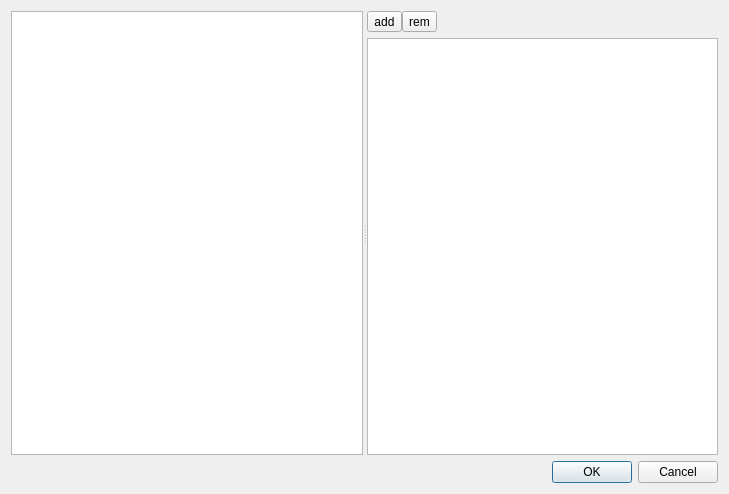
Before: the Qt Designer form Window.ui in gil9red/CardPreview, drawn with Qt 5.
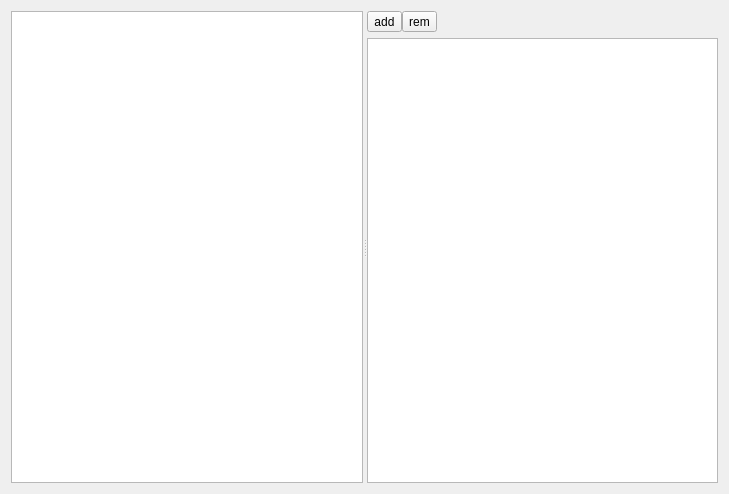
After: the same form once the commit is applied.

Patch:
```diff
--- a/Window.ui
+++ b/Window.ui
@@ -73,16 +73,6 @@
      </widget>
     </widget>
    </item>
-   <item>
-    <widget class="QDialogButtonBox" name="buttonBox">
-     <property name="orientation">
-      <enum>Qt::Horizontal</enum>
-     </property>
-     <property name="standardButtons">
-      <set>QDialogButtonBox::Cancel|QDialogButtonBox::Ok</set>
-     </property>
-    </widget>
-   </item>
   </layout>
  </widget>
  <resources/>
```
